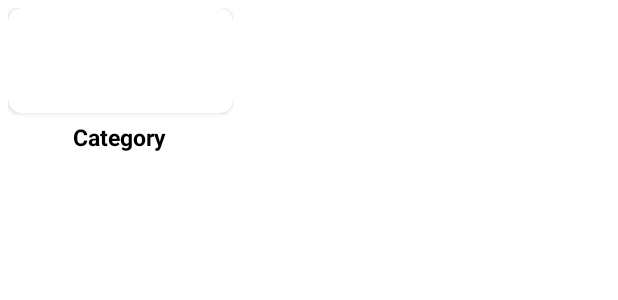
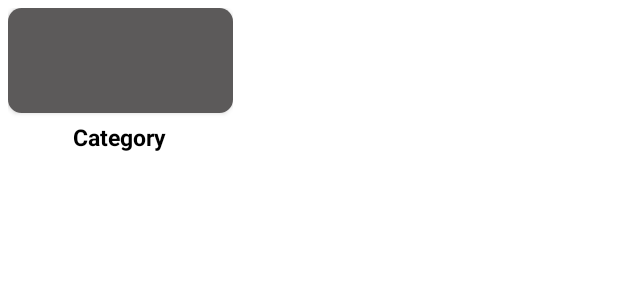
Before and after one commit to sarfaraj-ansari/News-App, an Android app: the layout category_rec_view_item.xml on its own in the app's theme, with its tools: preview values and no code run, on a phone screen of 412 x 824 dp. Shown: the top 300 px of the screen. Run offline under Robolectric (Android 15) with nearby library versions, the phone set to English and light mode, and no system bars.

Commit message:
changed category design

```diff
--- a/app/src/main/java/com/sarfaraj/newsapp/Adapters/CategoryAdapter.java
+++ b/app/src/main/java/com/sarfaraj/newsapp/Adapters/CategoryAdapter.java
@@ -7,6 +7,7 @@ import android.view.LayoutInflater;
 import android.view.View;
 import android.view.ViewGroup;
 import android.widget.ImageView;
+import android.widget.LinearLayout;
 import android.widget.TextView;
 
 import androidx.annotation.NonNull;
@@ -48,14 +49,18 @@ public class CategoryAdapter extends RecyclerView.Adapter<CategoryAdapter.MyView
 
         if(position == MainActivity.selectedTypePos) {
             holder.textView.setTextColor(Color.parseColor("#FF000000"));
+            holder.layoutHover.setVisibility(View.VISIBLE);
         } else {
             holder.textView.setTextColor(Color.parseColor("#4E4A55"));
+            holder.layoutHover.setVisibility(View.GONE);
         }
 
         holder.itemView.setOnClickListener(new View.OnClickListener() {
             @Override
             public void onClick(View v) {
-                onCategoryClick.categoryClicked(position);
+                if(position != MainActivity.selectedTypePos) {
+                    onCategoryClick.categoryClicked(position);
+                }
             }
         });
     }
@@ -69,12 +74,14 @@ public class CategoryAdapter extends RecyclerView.Adapter<CategoryAdapter.MyView
 
         ImageView imageView;
         TextView textView;
+        private LinearLayout layoutHover;
 
         public MyViewHolder(@NonNull View itemView) {
             super(itemView);
 
             imageView = itemView.findViewById(R.id.id_category_ImageView);
             textView = itemView.findViewById(R.id.id_category_TextView);
+            layoutHover=itemView.findViewById(R.id.layout_hover);
         }
     }
 
--- a/app/src/main/res/layout/category_rec_view_item.xml
+++ b/app/src/main/res/layout/category_rec_view_item.xml
@@ -1,25 +1,46 @@
 <?xml version="1.0" encoding="utf-8"?>
-<LinearLayout xmlns:android="http://schemas.android.com/apk/res/android"
+<androidx.constraintlayout.widget.ConstraintLayout xmlns:android="http://schemas.android.com/apk/res/android"
     android:layout_width="150dp"
     android:layout_height="wrap_content"
     xmlns:app="http://schemas.android.com/apk/res-auto"
     android:orientation="vertical"
     android:layout_margin="5dp">
 
+    <LinearLayout
+        android:layout_width="match_parent"
+        android:layout_height="match_parent"
+        android:orientation="vertical"
+        >
+
         <androidx.cardview.widget.CardView
             android:layout_width="match_parent"
-        android:layout_height="match_parent"
+            android:layout_height="70dp"
             android:elevation="9dp"
             app:cardCornerRadius="9dp"
+            >
+
+            <androidx.constraintlayout.widget.ConstraintLayout
+                android:layout_width="match_parent"
+                android:layout_height="match_parent"
                 >
 
                 <ImageView
                     android:id="@+id/id_category_ImageView"
                     android:layout_width="match_parent"
-            android:layout_height="70dp"
+                    android:layout_height="match_parent"
                     android:scaleType="centerCrop"
 
                     />
+
+                <LinearLayout
+                    android:id="@+id/layout_hover"
+                    android:layout_width="match_parent"
+                    android:layout_height="match_parent"
+                    android:background="@color/blur"
+                    android:orientation="horizontal"
+
+                    />
+            </androidx.constraintlayout.widget.ConstraintLayout>
 
         </androidx.cardview.widget.CardView>
 
@@ -36,5 +57,6 @@
 
             />
 
+    </LinearLayout>
 
-</LinearLayout>
+</androidx.constraintlayout.widget.ConstraintLayout>
--- a/app/src/main/res/values/colors.xml
+++ b/app/src/main/res/values/colors.xml
@@ -6,5 +6,6 @@
     <color name="teal_200">#FF03DAC5</color>
     <color name="teal_700">#FF018786</color>
     <color name="black">#FF000000</color>
+    <color name="blur">#B3181515</color>
     <color name="white">#FFFFFFFF</color>
 </resources>
```
Lines whose indentation alone changed are shown as unchanged.
